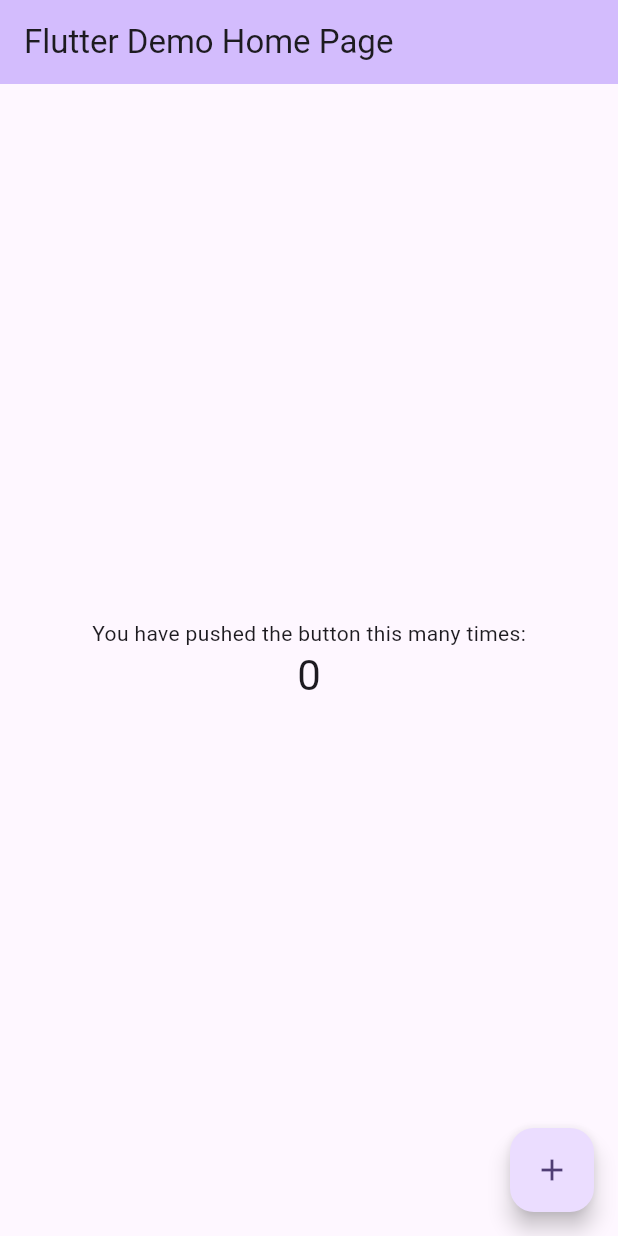
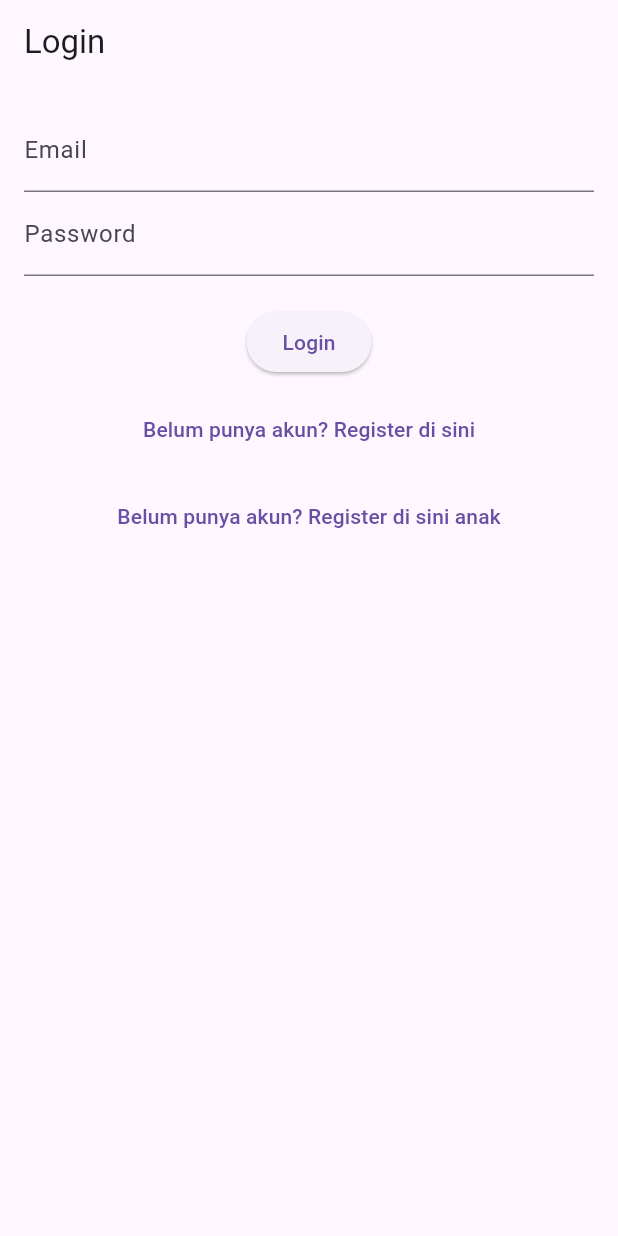
Before and after one commit to albanysiswanto/aol_se, a Flutter app: the screen it shows after launch, on a phone screen of 412 x 824 dp. Run offline on Flutter 3.47's test engine with Material 3 defaults, Android fonts, the phone set to English and light mode, and no system bars; our stand-ins replace go_router, supabase_flutter; accounts and stored records are empty.

Commit message:
Impelement Role-Based Access for Register

```diff
--- /dev/null
+++ b/devtools_options.yaml
@@ -0,0 +1,3 @@
+description: This file stores settings for Dart & Flutter DevTools.
+documentation: https://docs.flutter.dev/tools/devtools/extensions#configure-extension-enablement-states
+extensions:
--- a/lib/main.dart
+++ b/lib/main.dart
@@ -1,122 +1,56 @@
 import 'package:flutter/material.dart';
+import 'package:go_router/go_router.dart';
+import 'package:supabase_flutter/supabase_flutter.dart';
+import 'pages/login.dart';
+import 'pages/register.dart';
+import 'pages/register_child.dart';
 
-void main() {
-  runApp(const MyApp());
+void main() async {
+  WidgetsFlutterBinding.ensureInitialized();
+  await Supabase.initialize(
+    url: 'https://ftqqwhdqkjyclvntgbvr.supabase.co',
+    anonKey:
+        'eyJhbGciOiJIUzI1NiIsInR5cCI6IkpXVCJ9.eyJpc3MiOiJzdXBhYmFzZSIsInJlZiI6ImZ0cXF3aGRxa2p5Y2x2bnRnYnZyIiwicm9sZSI6ImFub24iLCJpYXQiOjE3NDA4MTUzNDEsImV4cCI6MjA1NjM5MTM0MX0.03QUK_CvYV1i4gozU44cv1FN68Bc189d32yQiKlZSVM',
+  );
+
+  runApp(MyApp());
 }
 
+final GoRouter _router = GoRouter(
+  routes: [
+    // GoRoute(
+    //   path: '/',
+    //   builder: (context, state) => MyApp(),
+    // ),
+    GoRoute(path: '/', builder: (context, state) => LoginPage()),
+    GoRoute(path: '/register', builder: (context, state) => RegisterPage()),
+    GoRoute(
+      path: '/register_child',
+      builder: (context, state) {
+        final inviteCode =
+            state.uri.queryParameters['invite'] ??
+            'dummy_code_1234'; // Gunakan dummy jika tidak ada
+        return RegisterChildPage(inviteCode: inviteCode);
+      },
+    ),
+    // GoRoute(
+    //   path: '/parent_dashboard',
+    //   builder: (context, state) => ParentDashboard(),
+    // ),
+    // GoRoute(
+    //   path: '/child_dashboard',
+    //   builder: (context, state) => ChildDashboard(),
+    // ),
+  ],
+);
+
 class MyApp extends StatelessWidget {
-  const MyApp({super.key});
-
-  // This widget is the root of your application.
   @override
   Widget build(BuildContext context) {
-    return MaterialApp(
-      title: 'Flutter Demo',
-      theme: ThemeData(
-        // This is the theme of your application.
-        //
-        // TRY THIS: Try running your application with "flutter run". You'll see
-        // the application has a purple toolbar. Then, without quitting the app,
-        // try changing the seedColor in the colorScheme below to Colors.green
-        // and then invoke "hot reload" (save your changes or press the "hot
-        // reload" button in a Flutter-supported IDE, or press "r" if you used
-        // the command line to start the app).
-        //
-        // Notice that the counter didn't reset back to zero; the application
-        // state is not lost during the reload. To reset the state, use hot
-        // restart instead.
-        //
-        // This works for code too, not just values: Most code changes can be
-        // tested with just a hot reload.
-        colorScheme: ColorScheme.fromSeed(seedColor: Colors.deepPurple),
-      ),
-      home: const MyHomePage(title: 'Flutter Demo Home Page'),
+    return MaterialApp.router(
+      title: 'Parent Control App',
+      theme: ThemeData(primarySwatch: Colors.blue),
+      routerConfig: _router, // Gunakan go_router untuk navigasi
     );
   }
 }
-
-class MyHomePage extends StatefulWidget {
-  const MyHomePage({super.key, required this.title});
-
-  // This widget is the home page of your application. It is stateful, meaning
-  // that it has a State object (defined below) that contains fields that affect
-  // how it looks.
-
-  // This class is the configuration for the state. It holds the values (in this
-  // case the title) provided by the parent (in this case the App widget) and
-  // used by the build method of the State. Fields in a Widget subclass are
-  // always marked "final".
-
-  final String title;
-
-  @override
-  State<MyHomePage> createState() => _MyHomePageState();
-}
-
-class _MyHomePageState extends State<MyHomePage> {
-  int _counter = 0;
-
-  void _incrementCounter() {
-    setState(() {
-      // This call to setState tells the Flutter framework that something has
-      // changed in this State, which causes it to rerun the build method below
-      // so that the display can reflect the updated values. If we changed
-      // _counter without calling setState(), then the build method would not be
-      // called again, and so nothing would appear to happen.
-      _counter++;
-    });
-  }
-
-  @override
-  Widget build(BuildContext context) {
-    // This method is rerun every time setState is called, for instance as done
-    // by the _incrementCounter method above.
-    //
-    // The Flutter framework has been optimized to make rerunning build methods
-    // fast, so that you can just rebuild anything that needs updating rather
-    // than having to individually change instances of widgets.
-    return Scaffold(
-      appBar: AppBar(
-        // TRY THIS: Try changing the color here to a specific color (to
-        // Colors.amber, perhaps?) and trigger a hot reload to see the AppBar
-        // change color while the other colors stay the same.
-        backgroundColor: Theme.of(context).colorScheme.inversePrimary,
-        // Here we take the value from the MyHomePage object that was created by
-        // the App.build method, and use it to set our appbar title.
-        title: Text(widget.title),
-      ),
-      body: Center(
-        // Center is a layout widget. It takes a single child and positions it
-        // in the middle of the parent.
-        child: Column(
-          // Column is also a layout widget. It takes a list of children and
-          // arranges them vertically. By default, it sizes itself to fit its
-          // children horizontally, and tries to be as tall as its parent.
-          //
-          // Column has various properties to control how it sizes itself and
-          // how it positions its children. Here we use mainAxisAlignment to
-          // center the children vertically; the main axis here is the vertical
-          // axis because Columns are vertical (the cross axis would be
-          // horizontal).
-          //
-          // TRY THIS: Invoke "debug painting" (choose the "Toggle Debug Paint"
-          // action in the IDE, or press "p" in the console), to see the
-          // wireframe for each widget.
-          mainAxisAlignment: MainAxisAlignment.center,
-          children: <Widget>[
-            const Text('You have pushed the button this many times:'),
-            Text(
-              '$_counter',
-              style: Theme.of(context).textTheme.headlineMedium,
-            ),
-          ],
-        ),
-      ),
-      floatingActionButton: FloatingActionButton(
-        onPressed: _incrementCounter,
-        tooltip: 'Increment',
-        child: const Icon(Icons.add),
-      ), // This trailing comma makes auto-formatting nicer for build methods.
-    );
-  }
-}
--- /dev/null
+++ b/lib/pages/login.dart
@@ -0,0 +1,92 @@
+import 'package:flutter/material.dart';
+import 'package:supabase_flutter/supabase_flutter.dart';
+import 'package:go_router/go_router.dart';
+
+class LoginPage extends StatefulWidget {
+  const LoginPage({super.key});
+
+  @override
+  State<LoginPage> createState() => _LoginPageState();
+}
+
+class _LoginPageState extends State<LoginPage> {
+  final _emailController = TextEditingController();
+  final _passwordController = TextEditingController();
+  bool _isLoading = false;
+
+  Future<void> _login() async {
+    setState(() => _isLoading = true);
+    try {
+      final response = await Supabase.instance.client.auth.signInWithPassword(
+        email: _emailController.text,
+        password: _passwordController.text,
+      );
+
+      if (response.user != null) {
+        final profile =
+            await Supabase.instance.client
+                .from('profiles')
+                .select('role')
+                .eq('id', response.user!.id)
+                .single();
+
+        if (profile['role'] == 'Parent') {
+          context.go('/parent_dashboard');
+        } else {
+          context.go('/child_dashboard');
+        }
+      }
+    } catch (e) {
+      ScaffoldMessenger.of(
+        context,
+      ).showSnackBar(SnackBar(content: Text('Error: $e')));
+    } finally {
+      setState(() => _isLoading = false);
+    }
+  }
+
+  @override
+  Widget build(BuildContext context) {
+    return Scaffold(
+      appBar: AppBar(title: Text('Login')),
+      body: Padding(
+        padding: EdgeInsets.all(16.0),
+        child: Column(
+          children: [
+            TextField(
+              controller: _emailController,
+              decoration: InputDecoration(labelText: 'Email'),
+            ),
+            TextField(
+              controller: _passwordController,
+              decoration: InputDecoration(labelText: 'Password'),
+              obscureText: true,
+            ),
+            SizedBox(height: 20),
+            _isLoading
+                ? CircularProgressIndicator()
+                : Column(
+                  children: [
+                    ElevatedButton(onPressed: _login, child: Text('Login')),
+                    SizedBox(height: 10),
+                    TextButton(
+                      onPressed: () {
+                        context.go('/register');
+                      },
+                      child: Text('Belum punya akun? Register di sini'),
+                    ),
+                    SizedBox(height: 10),
+                    TextButton(
+                      onPressed: () {
+                        context.go('/register_child?invite=dummy_code_1234');
+                      },
+                      child: Text('Belum punya akun? Register di sini anak'),
+                    ),
+                  ],
+                ),
+          ],
+        ),
+      ),
+    );
+  }
+}
--- a/pubspec.yaml
+++ b/pubspec.yaml
@@ -34,6 +34,8 @@ dependencies:
   # The following adds the Cupertino Icons font to your application.
   # Use with the CupertinoIcons class for iOS style icons.
   cupertino_icons: ^1.0.8
+  supabase_flutter: ^2.8.4
+  go_router: ^14.8.1
 
 dev_dependencies:
   flutter_test:
```
Also changed, not shown: lib/pages/register.dart (added, +68 -0 lines), lib/pages/register_child.dart (added, +78 -0 lines), pubspec.lock, 5 other files.
